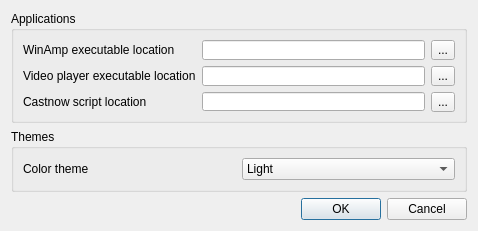
FelixdelasPozas/Now-Play, file SettingsDialog.ui: the form before one commit.
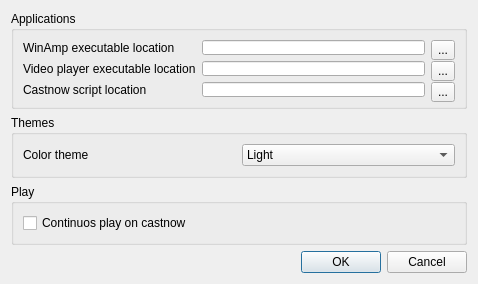
The form after the commit. Icons and pictures are not drawn.

Commit message: Confinuous play for castnow option.

The edit to the form file:
```diff
--- a/SettingsDialog.ui
+++ b/SettingsDialog.ui
@@ -10,19 +10,19 @@
     <x>0</x>
     <y>0</y>
     <width>478</width>
-    <height>231</height>
+    <height>284</height>
    </rect>
   </property>
   <property name="minimumSize">
    <size>
     <width>478</width>
-    <height>231</height>
+    <height>284</height>
    </size>
   </property>
   <property name="maximumSize">
    <size>
     <width>478</width>
-    <height>231</height>
+    <height>284</height>
    </size>
   </property>
   <property name="windowTitle">
@@ -35,7 +35,7 @@
   <property name="modal">
    <bool>true</bool>
   </property>
-  <layout class="QVBoxLayout" name="verticalLayout" stretch="1,0,0">
+  <layout class="QVBoxLayout" name="verticalLayout" stretch="1,0,0,0">
    <item>
     <widget class="QGroupBox" name="groupBox">
      <property name="title">
@@ -190,6 +190,22 @@
      </layout>
     </widget>
    </item>
+   <item>
+    <widget class="QGroupBox" name="groupBox_3">
+     <property name="title">
+      <string>Play</string>
+     </property>
+     <layout class="QVBoxLayout" name="verticalLayout_3">
+      <item>
+       <widget class="QCheckBox" name="m_continuousPlay">
+        <property name="text">
+         <string>Continuos play on castnow</string>
+        </property>
+       </widget>
+      </item>
+     </layout>
+    </widget>
+   </item>
    <item>
     <widget class="QDialogButtonBox" name="buttonBox">
      <property name="orientation">
```
The commit also changes 7 other files.
